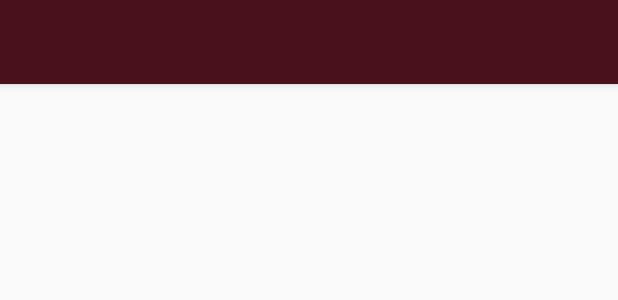
After one commit to fsanchez4/Beer-Tracker-App, an Android app: the layout fragment_map.xml on its own in the app's theme, with its tools: preview values and no code run, on a phone screen of 412 x 824 dp. The commit adds this screen. Shown: the top 300 px of the screen. Run offline under Robolectric (Android 15) with nearby library versions, the phone set to English and light mode, and no system bars.

Commit message:
Refactored Map Activity to Fragment

```diff
--- /dev/null
+++ b/app/src/main/res/layout/fragment_map.xml
@@ -0,0 +1,19 @@
+<?xml version="1.0" encoding="utf-8"?>
+<FrameLayout xmlns:android="http://schemas.android.com/apk/res/android"
+    xmlns:app="http://schemas.android.com/apk/res-auto"
+    xmlns:tools="http://schemas.android.com/tools"
+    android:layout_width="match_parent"
+    android:layout_height="match_parent"
+    android:id="@+id/addBeer_container"
+    tools:context=".MapActivity">
+
+    <androidx.appcompat.widget.Toolbar
+        android:id="@+id/appToolbar"
+        android:layout_width="match_parent"
+        android:layout_height="?attr/actionBarSize"
+        android:background="@color/colorPrimary"
+        android:elevation="4dp"
+        android:theme="@style/ThemeOverlay.AppCompat.Dark.ActionBar"
+        app:popupTheme="@style/Theme.AppCompat.Light"/>
+
+</FrameLayout>
```
Also changed, not shown: app/src/main/java/com/csc4360/beertracker/MapActivity.java (+14 -5 lines), app/src/main/java/com/csc4360/beertracker/MapFragment.java (+49 -2 lines).
